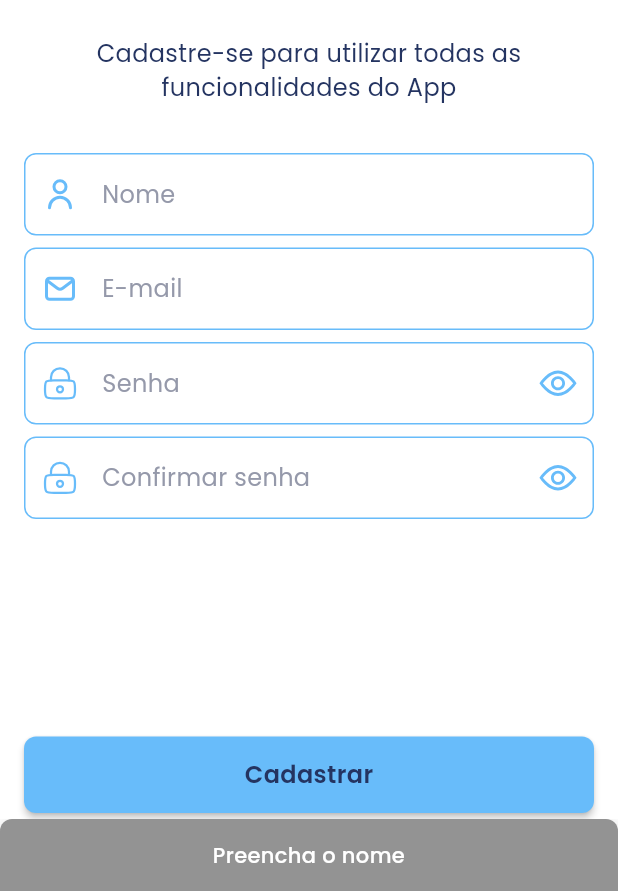
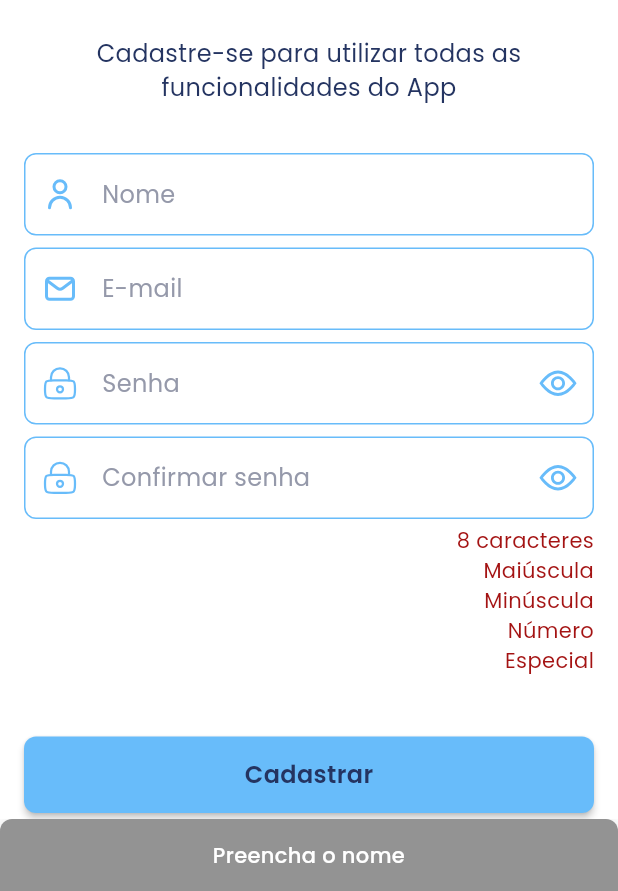
Before and after one commit to L-Mosca/movie_flutter_app, a Flutter app: the RegisterPage screen opened by its route, after a tap on "Cadastrar", on a phone screen of 412 x 824 dp, the part 345-1236 px from its top. Run offline on Flutter 3.47's test engine with Material 3 defaults, Android fonts, the phone set to English and light mode, and no system bars; our stand-ins replace flutter_bloc, flutter_svg, get_it, shared_preferences; accounts and stored records are empty; statements that could not run were skipped.

Commit message:
Feature: Add new register fields validations.

```diff
--- a/lib/data/local/shared_preferences/preferences_helper.dart
+++ b/lib/data/local/shared_preferences/preferences_helper.dart
@@ -1,4 +1,3 @@
-import 'package:flutter/material.dart';
 import 'package:movie_flutter_app/domain/models/settings/app_locale.dart';
 import 'package:movie_flutter_app/domain/models/user/user_data.dart';
 
--- a/lib/domain/models/user/register_body.dart
+++ b/lib/domain/models/user/register_body.dart
@@ -1,4 +1,5 @@
 import 'package:flutter/cupertino.dart';
+import 'package:movie_flutter_app/base/providers/color_token_provider.dart';
 import 'package:movie_flutter_app/domain/validators/register/register_validator_impl.dart';
 import 'package:movie_flutter_app/localization/delegate/localization_extensions.dart';
 
@@ -36,6 +37,10 @@ extension RegisterBodyExtensions on RegisterBody? {
     switch (errorCode) {
       case RegisterValidatorImpl.emptyName:
         return context.strings.emptyName;
+      case RegisterValidatorImpl.invalidNameMinChar:
+        return context.strings.nameMinChar;
+      case RegisterValidatorImpl.invalidNameMaxChar:
+        return context.strings.nameMaxChar;
       case RegisterValidatorImpl.emptyEmail:
         return context.strings.emptyEmail;
       case RegisterValidatorImpl.invalidEmail:
@@ -47,7 +52,47 @@ extension RegisterBodyExtensions on RegisterBody? {
       case RegisterValidatorImpl.invalidPassword:
         return context.strings.invalidPassword;
       default:
-        return context.strings.emptyName;
+        return context.strings.typeAllFields;
     }
   }
+
+  Color getPasswordMinCharColor(BuildContext context, List<int> errorList) {
+    if (errorList.contains(RegisterValidatorImpl.passwordMinChar)) {
+      return context.colors.error;
+    }
+
+    return context.colors.success;
+  }
+
+  Color getPasswordUpperLetterColor(BuildContext context, List<int> errorList) {
+    if (errorList.contains(RegisterValidatorImpl.passwordUpperLetter)) {
+      return context.colors.error;
+    }
+
+    return context.colors.success;
+  }
+
+  Color getPasswordLowerLetterColor(BuildContext context, List<int> errorList) {
+    if (errorList.contains(RegisterValidatorImpl.passwordLowerLetter)) {
+      return context.colors.error;
+    }
+
+    return context.colors.success;
+  }
+
+  Color getPasswordNumberColor(BuildContext context, List<int> errorList) {
+    if (errorList.contains(RegisterValidatorImpl.passwordNumber)) {
+      return context.colors.error;
+    }
+
+    return context.colors.success;
+  }
+
+  Color getPasswordSpecialCharColor(BuildContext context, List<int> errorList) {
+    if (errorList.contains(RegisterValidatorImpl.passwordSpecialChar)) {
+      return context.colors.error;
+    }
+
+    return context.colors.success;
+  }
 }
--- a/lib/domain/validators/register/register_validator.dart
+++ b/lib/domain/validators/register/register_validator.dart
@@ -1,5 +1,5 @@
 import 'package:movie_flutter_app/domain/models/user/register_body.dart';
 
 abstract interface class RegisterValidator {
-  int? validateRegisterFields({required RegisterBody? body});
+  List<int> validateRegisterFields({required RegisterBody? body});
 }
--- a/lib/domain/validators/register/register_validator_impl.dart
+++ b/lib/domain/validators/register/register_validator_impl.dart
@@ -1,33 +1,82 @@
 import 'package:movie_flutter_app/domain/models/user/register_body.dart';
 import 'package:movie_flutter_app/domain/validators/register/register_validator.dart';
+import 'package:movie_flutter_app/presentation/pages/register/bloc/register_state.dart';
 import 'package:movie_flutter_app/utils/constants/app_constants.dart';
 
 class RegisterValidatorImpl implements RegisterValidator {
   static const int emptyName = 1;
-  static const int emptyEmail = 2;
-  static const int invalidEmail = 3;
-  static const int emptyPassword = 4;
-  static const int emptyConfirmPassword = 5;
-  static const int invalidPassword = 6;
+  static const int invalidNameMinChar = 2;
+  static const int invalidNameMaxChar = 3;
+  static const int emptyEmail = 4;
+  static const int invalidEmail = 5;
+  static const int emptyPassword = 6;
+  static const int emptyConfirmPassword = 7;
+  static const int invalidPassword = 8;
+
+  static const int passwordMinChar = 10;
+  static const int passwordUpperLetter = 11;
+  static const int passwordLowerLetter = 12;
+  static const int passwordNumber = 13;
+  static const int passwordSpecialChar = 14;
 
   @override
-  int? validateRegisterFields({required RegisterBody? body}) {
-    if (body == null) return emptyName;
+  List<int> validateRegisterFields({required RegisterBody? body}) {
+    final errors = <int>[];
+
+    if (body == null) return RegisterState.defaultErrorList;
 
     final name = body.name ?? "";
     final email = body.email ?? "";
     final password = body.password ?? "";
     final confirmPassword = body.confirmPassword ?? "";
 
-    if (name.isEmpty) return emptyName;
+    errors.addAll(_validateName(name));
+    errors.addAll(_validateEmail(email));
+    errors.addAll(_validatePassword(password, confirmPassword));
 
-    if (email.isEmpty) return emptyEmail;
-    if (!AppConstants.emailRegex.hasMatch(email)) return invalidEmail;
+    return errors;
+  }
 
-    if (password.isEmpty) return emptyPassword;
-    if (confirmPassword.isEmpty) return emptyConfirmPassword;
-    if (password != confirmPassword) return invalidPassword;
+  List<int> _validateName(String name) {
+    final errors = <int>[];
+    if (name.isEmpty) errors.add(emptyName);
+    if (name.length <= 2) errors.add(invalidNameMinChar);
+    if (name.length >= 50) errors.add(invalidNameMaxChar);
+    return errors;
+  }
 
-    return null;
+  List<int> _validateEmail(String email) {
+    final errors = <int>[];
+    if (email.isEmpty) errors.add(emptyEmail);
+    if (!AppConstants.emailRegex.hasMatch(email)) {
+      errors.add(invalidEmail);
+    }
+    return errors;
+  }
+
+  List<int> _validatePassword(String password, String confirmPassword) {
+    final errors = <int>[];
+
+    if (password.isEmpty) errors.add(emptyPassword);
+
+    if (confirmPassword.isEmpty) errors.add(emptyConfirmPassword);
+
+    if (password.length < 8) errors.add(passwordMinChar);
+    if (!AppConstants.lowerLetterRegex.hasMatch(password)) {
+      errors.add(passwordLowerLetter);
+    }
+    if (!AppConstants.upperLetterRegex.hasMatch(password)) {
+      errors.add(passwordUpperLetter);
+    }
+    if (!AppConstants.numberRegex.hasMatch(password)) {
+      errors.add(passwordNumber);
+    }
+    if (!AppConstants.specialCharRegex.hasMatch(password)) {
+      errors.add(passwordSpecialChar);
+    }
+
+    if (password != confirmPassword) errors.add(invalidPassword);
+
+    return errors;
   }
 }
--- a/lib/localization/strings/app_localization.dart
+++ b/lib/localization/strings/app_localization.dart
@@ -14,10 +14,18 @@ abstract class AppLocalization {
   String get registerError;
   String get registerSuccess;
   String get emptyName;
+  String get nameMinChar;
+  String get nameMaxChar;
   String get emptyEmail;
   String get invalidEmail;
   String get emptyPasswords;
   String get invalidPassword;
+  String get eightChar;
+  String get upperLetter;
+  String get lowerLetter;
+  String get number;
+  String get special;
+  String get typeAllFields;
 
   // Login Page
   String get signInToContinue;
--- a/lib/localization/strings/en_us/en_us.dart
+++ b/lib/localization/strings/en_us/en_us.dart
@@ -16,10 +16,18 @@ class EnUs extends AppLocalization {
   @override String get registerError => "An error occurred during registration";
   @override String get registerSuccess => "Registration completed successfully";
   @override String get emptyName => "Enter your name";
+  @override String get nameMinChar => "Name must be at least 3 characters long";
+  @override String get nameMaxChar => "Name must be at most 50 characters long";
   @override String get emptyEmail => "Enter your email";
   @override String get invalidEmail => "Invalid email";
   @override String get emptyPasswords => "Fill in the password fields";
   @override String get invalidPassword => "Invalid passwords";
+  @override String get eightChar => "8 characters";
+  @override String get upperLetter => "Uppercase";
+  @override String get lowerLetter => "Lowercase";
+  @override String get number => "Number";
+  @override String get special => "Special";
+  @override String get typeAllFields => "Please fill in all fields correctly";
 
   // Login page
   @override String get signInToContinue => "Sign in to continue";
--- a/lib/localization/strings/pt_br/pt_br.dart
+++ b/lib/localization/strings/pt_br/pt_br.dart
@@ -16,10 +16,18 @@ class PtBr extends AppLocalization {
   @override String get registerError => "Ocorreu um erro no cadastro";
   @override String get registerSuccess => "Cadastro realizado com sucesso";
   @override String get emptyName => "Preencha o nome";
+  @override String get nameMinChar => "Nome deve possuir pelo menos 3 caracteres";
+  @override String get nameMaxChar => "Nome deve possuir no máximo 50 caracteres";
   @override String get emptyEmail => "Preencha o e-mail";
   @override String get invalidEmail => "E-mail inválido";
   @override String get emptyPasswords => "Preencha os campos de senha";
   @override String get invalidPassword => "Senhas inválidas";
+  @override String get eightChar => "8 caracteres";
+  @override String get upperLetter => "Maiúscula";
+  @override String get lowerLetter => "Minúscula";
+  @override String get number => "Número";
+  @override String get special => "Especial";
+  @override String get typeAllFields => "Preencha todos os campos corretamente";
 
   // Login Page
   @override String get signInToContinue => "Entre para continuar";
@@ -47,10 +55,4 @@ class PtBr extends AppLocalization {
   @override String get anErrorOccurred => "Ocorreu um erro";
   @override String get fetchMovieError => "Ocorreu um erro ao tentar buscar pelos seus filmes, tente novamente mais tarde";
   @override String get reload => "Recarregar";
-  /*String get searchMovie;
-  String get movieNotFound;
-  String get nonMatchResponse;
-  String get anErrorOccurred;
-  String get fetchMovieError;
-  String get reload;*/
 }
--- a/lib/presentation/base_widgets/base_text_field.dart
+++ b/lib/presentation/base_widgets/base_text_field.dart
@@ -18,6 +18,7 @@ class BaseTextField extends StatefulWidget {
     this.borderWidth,
     this.keyboardType,
     this.maxLines,
+    this.maxLength,
     this.onSubmitted,
     this.controller,
     this.focusNode,
@@ -56,6 +57,7 @@ class BaseTextField extends StatefulWidget {
   final double? borderWidth;
   final TextInputType? keyboardType;
   final int? maxLines;
+  final int? maxLength;
   final void Function(String)? onSubmitted;
   final TextEditingController? controller;
   final FocusNode? focusNode;
@@ -126,6 +128,7 @@ class _BaseTextFieldState extends State<BaseTextField> {
       decoration: _hintStyle(textStyle, isDarkMode),
       onChanged: _onTextChanged,
       maxLines: widget.maxLines,
+      maxLength: widget.maxLength,
       keyboardType: widget.keyboardType ?? TextInputType.text,
       textInputAction: widget.textInputAction ?? TextInputAction.next,
       onSubmitted: widget.onSubmitted,
--- a/lib/presentation/pages/login/bloc/login_state.dart
+++ b/lib/presentation/pages/login/bloc/login_state.dart
@@ -31,25 +31,25 @@ class LoginState implements Copyable<LoginState> {
     LoginListener? listener,
     LoginBody? body,
     bool? showLoading,
-    int? errorCode,
+    int? errorList,
   }) {
     return LoginState(
       listener: listener ?? this.listener,
       body: body ?? this.body,
       showLoading: showLoading ?? this.showLoading,
-      errorCode: errorCode ?? this.errorCode,
+      errorCode: errorList ?? this.errorCode,
     );
   }
 
   LoginState isLoading(bool isLoading) => copyWith(showLoading: isLoading);
 
   LoginState showInvalidData(int code) =>
-      copyWith(listener: LoginListener.invalidData, errorCode: code);
+      copyWith(listener: LoginListener.invalidData, errorList: code);
 
   LoginState get loginError => copyWith(listener: LoginListener.loginError);
 
   LoginState get loginSuccess => copyWith(listener: LoginListener.loginSuccess);
 
   LoginState get resetListener =>
-      copyWith(listener: LoginListener.nothing, errorCode: -1);
+      copyWith(listener: LoginListener.nothing, errorList: -1);
 }
--- a/lib/presentation/pages/register/bloc/register_bloc.dart
+++ b/lib/presentation/pages/register/bloc/register_bloc.dart
@@ -22,8 +22,9 @@ class RegisterBloc extends BaseBloc<RegisterEvent, RegisterState> {
 
   void _init(RegisterInitEvent event, Emitter<RegisterState> emitter) async {
     final newBody = RegisterBody.buildDefault();
+    final errorList = RegisterState.defaultErrorList;
 
-    emitter(state.copyWith(body: newBody));
+    emitter(state.copyWith(body: newBody, errorList: errorList));
   }
 
   void _updateData(
@@ -31,7 +32,8 @@ class RegisterBloc extends BaseBloc<RegisterEvent, RegisterState> {
     Emitter<RegisterState> emitter,
   ) async {
     final newData = state.body?.updateData(newData: event.body);
-    emitter(state.copyWith(body: newData));
+    final errorList = registerValidator.validateRegisterFields(body: newData);
+    emitter(state.copyWith(body: newData, errorList: errorList));
   }
 
   void _signUp(
@@ -43,7 +45,7 @@ class RegisterBloc extends BaseBloc<RegisterEvent, RegisterState> {
         final body = state.body;
         final errorCode = registerValidator.validateRegisterFields(body: body);
 
-        if (errorCode != null) {
+        if (errorCode.isNotEmpty) {
           emitter(state.showErrorMessage(errorCode));
           return;
         } else {
--- a/lib/presentation/pages/register/bloc/register_state.dart
+++ b/lib/presentation/pages/register/bloc/register_state.dart
@@ -1,5 +1,6 @@
 import 'package:movie_flutter_app/base/state_management/copyable.dart';
 import 'package:movie_flutter_app/domain/models/user/register_body.dart';
+import 'package:movie_flutter_app/domain/validators/register/register_validator_impl.dart';
 
 enum RegisterListener { nothing, invalidData, registerSuccess, registerError }
 
@@ -9,14 +10,14 @@ class RegisterState implements Copyable<RegisterState> {
     this.body,
     this.showLoading = false,
     this.obscureText = true,
-    this.errorCode = -1,
+    this.errorList = const <int>[],
   });
 
   final RegisterListener listener;
   final RegisterBody? body;
   final bool showLoading;
   final bool obscureText;
-  final int errorCode;
+  final List<int> errorList;
 
   @override
   RegisterState copy() {
@@ -25,7 +26,7 @@ class RegisterState implements Copyable<RegisterState> {
       body: body,
       showLoading: showLoading,
       obscureText: obscureText,
-      errorCode: errorCode,
+      errorList: errorList,
     );
   }
 
@@ -35,21 +36,21 @@ class RegisterState implements Copyable<RegisterState> {
     RegisterBody? body,
     bool? showLoading,
     bool? obscureText,
-    int? errorCode,
+    List<int>? errorList,
   }) {
     return RegisterState(
       listener: listener ?? this.listener,
       body: body ?? this.body,
       showLoading: showLoading ?? this.showLoading,
       obscureText: obscureText ?? this.obscureText,
-      errorCode: errorCode ?? this.errorCode,
+      errorList: errorList ?? this.errorList,
     );
   }
 
   RegisterState isLoading(bool isLoading) => copyWith(showLoading: isLoading);
 
-  RegisterState showErrorMessage(int code) =>
-      copyWith(listener: RegisterListener.invalidData, errorCode: code);
+  RegisterState showErrorMessage(List<int> code) =>
+      copyWith(listener: RegisterListener.invalidData, errorList: code);
 
   RegisterState get registerError =>
       copyWith(listener: RegisterListener.registerError);
@@ -58,5 +59,21 @@ class RegisterState implements Copyable<RegisterState> {
       copyWith(listener: RegisterListener.registerSuccess);
 
   RegisterState get resetListener =>
-      copyWith(listener: RegisterListener.nothing, errorCode: -1);
+      copyWith(listener: RegisterListener.nothing);
+
+  static final defaultErrorList = <int>[
+    RegisterValidatorImpl.emptyName,
+    RegisterValidatorImpl.invalidNameMinChar,
+    RegisterValidatorImpl.invalidNameMaxChar,
+    RegisterValidatorImpl.emptyEmail,
+    RegisterValidatorImpl.invalidEmail,
+    RegisterValidatorImpl.emptyPassword,
+    RegisterValidatorImpl.emptyConfirmPassword,
+    RegisterValidatorImpl.invalidPassword,
+    RegisterValidatorImpl.passwordMinChar,
+    RegisterValidatorImpl.passwordUpperLetter,
+    RegisterValidatorImpl.passwordLowerLetter,
+    RegisterValidatorImpl.passwordNumber,
+    RegisterValidatorImpl.passwordSpecialChar,
+  ];
 }
--- a/lib/presentation/pages/register/register_page.dart
+++ b/lib/presentation/pages/register/register_page.dart
@@ -51,11 +51,11 @@ class RegisterPage extends StatelessWidget {
                     RegisterSubtitle(),
                     RegisterFields(
                       updateData: (data) => _updateFieldsData(context, data),
-                      onChangeVisibilityPressed:
-                          () => _updateVisibility(context),
+                      onChangeVisibilityPressed: () => _updateVisibility(context),
                       onSubmitted: () => _onSignUpPressed(context),
                       body: state.body,
                       obscureText: state.obscureText,
+                      errorList: state.errorList,
                     ),
                   ],
                 ),
@@ -105,7 +105,7 @@ class RegisterPage extends StatelessWidget {
 
   void _showInvalidDataMessage(BuildContext context, RegisterState state) {
     if (state.listener == RegisterListener.invalidData) {
-      final message = state.body.getErrorMessage(context, state.errorCode);
+      final message = state.body.getErrorMessage(context, state.errorList.first);
       context.showShortSnackBar(message: message);
 
       context.read<RegisterBloc>().add(RegisterResetListener());
--- /dev/null
+++ b/lib/presentation/pages/register/widgets/text_fields/password_summary/password_summary_item.dart
@@ -0,0 +1,23 @@
+import 'package:flutter/material.dart';
+import 'package:movie_flutter_app/presentation/base_widgets/base_text.dart';
+import 'package:movie_flutter_app/utils/constants/dimensions.dart';
+
+class PasswordSummaryItem extends StatelessWidget {
+  const PasswordSummaryItem({
+    super.key,
+    required this.title,
+    required this.fontColor,
+  });
+
+  final String title;
+  final Color fontColor;
+
+  @override
+  Widget build(BuildContext context) {
+    return BaseText(
+      text: title,
+      fontSize: Dimensions.fontSmall,
+      fontColor: fontColor,
+    );
+  }
+}
--- /dev/null
+++ b/lib/presentation/pages/register/widgets/text_fields/password_summary/register_password_summary.dart
@@ -0,0 +1,49 @@
+import 'package:flutter/material.dart';
+import 'package:movie_flutter_app/domain/models/user/register_body.dart';
+import 'package:movie_flutter_app/localization/delegate/localization_extensions.dart';
+import 'package:movie_flutter_app/presentation/pages/register/widgets/text_fields/password_summary/password_summary_item.dart';
+import 'package:movie_flutter_app/utils/constants/dimensions.dart';
+
+class RegisterPasswordSummary extends StatelessWidget {
+  const RegisterPasswordSummary({
+    super.key,
+    required this.body,
+    required this.errorList,
+  });
+
+  final RegisterBody? body;
+  final List<int> errorList;
+
+  @override
+  Widget build(BuildContext context) {
+    return Container(
+      width: double.infinity,
+      margin: const EdgeInsets.only(bottom: Dimensions.marginLarge, top: 4.0),
+      child: Column(
+        crossAxisAlignment: CrossAxisAlignment.end,
+        children: [
+          PasswordSummaryItem(
+            title: context.strings.eightChar,
+            fontColor: body.getPasswordMinCharColor(context, errorList),
+          ),
+          PasswordSummaryItem(
+            title: context.strings.upperLetter,
+            fontColor: body.getPasswordUpperLetterColor(context, errorList),
+          ),
+          PasswordSummaryItem(
+            title: context.strings.lowerLetter,
+            fontColor: body.getPasswordLowerLetterColor(context, errorList),
+          ),
+          PasswordSummaryItem(
+            title: context.strings.number,
+            fontColor: body.getPasswordNumberColor(context, errorList),
+          ),
+          PasswordSummaryItem(
+            title: context.strings.special,
+            fontColor: body.getPasswordSpecialCharColor(context, errorList),
+          ),
+        ],
+      ),
+    );
+  }
+}
--- a/lib/presentation/pages/register/widgets/text_fields/register_fields.dart
+++ b/lib/presentation/pages/register/widgets/text_fields/register_fields.dart
@@ -4,6 +4,7 @@ import 'package:movie_flutter_app/presentation/pages/register/widgets/text_field
 import 'package:movie_flutter_app/presentation/pages/register/widgets/text_fields/register_email_field.dart';
 import 'package:movie_flutter_app/presentation/pages/register/widgets/text_fields/register_name_field.dart';
 import 'package:movie_flutter_app/presentation/pages/register/widgets/text_fields/register_password_field.dart';
+import 'package:movie_flutter_app/presentation/pages/register/widgets/text_fields/password_summary/register_password_summary.dart';
 import 'package:movie_flutter_app/utils/constants/dimensions.dart';
 
 class RegisterFields extends StatefulWidget {
@@ -14,6 +15,7 @@ class RegisterFields extends StatefulWidget {
     required this.onSubmitted,
     required this.body,
     required this.obscureText,
+    required this.errorList,
   });
 
   final void Function(RegisterBody) updateData;
@@ -21,6 +23,7 @@ class RegisterFields extends StatefulWidget {
   final void Function() onSubmitted;
   final RegisterBody? body;
   final bool obscureText;
+  final List<int> errorList;
 
   @override
   State<RegisterFields> createState() => _RegisterFieldsState();
@@ -56,6 +59,10 @@ class _RegisterFieldsState extends State<RegisterFields> {
           obscureText: widget.obscureText,
           focusNode: _focusNode,
         ),
+        RegisterPasswordSummary(
+          body: widget.body,
+          errorList: widget.errorList,
+        ),
         const SizedBox(height: Dimensions.marginLarge),
       ],
     );
--- a/lib/presentation/pages/register/widgets/text_fields/register_name_field.dart
+++ b/lib/presentation/pages/register/widgets/text_fields/register_name_field.dart
@@ -23,6 +23,8 @@ class RegisterNameField extends StatelessWidget {
       onTextChanged: onChanged,
       textInputAction: TextInputAction.next,
       keyboardType: TextInputType.name,
+      maxLines: 1,
+      maxLength: 50,
       prefixIcon: IconButton(
         onPressed: null,
         icon: BaseSvgIcon(
--- a/lib/presentation/pages/settings/settings_page.dart
+++ b/lib/presentation/pages/settings/settings_page.dart
@@ -1,7 +1,6 @@
 import 'package:flutter/material.dart';
 import 'package:flutter_bloc/flutter_bloc.dart';
 import 'package:movie_flutter_app/base/providers/localization_provider.dart';
-import 'package:movie_flutter_app/base/providers/theme_provider.dart';
 import 'package:movie_flutter_app/domain/models/settings/app_locale.dart';
 import 'package:movie_flutter_app/presentation/base_widgets/base_page.dart';
 import 'package:movie_flutter_app/presentation/pages/settings/bloc/settings_bloc.dart';
--- a/lib/presentation/theme/colors/color_tokens.dart
+++ b/lib/presentation/theme/colors/color_tokens.dart
@@ -7,6 +7,7 @@ abstract class ColorToken {
   Color get accent;
   Color get text;
   Color get error;
+  Color get success;
 
   Color get border;
   Color get borderFocused;
@@ -45,6 +46,7 @@ class LightColorToken implements ColorToken {
   @override Color get background => AppColors.lightBackground;
   @override Color get text => AppColors.fontLight;
   @override Color get error => AppColors.errorLight;
+  @override Color get success => AppColors.green;
 
   @override Color get border => AppColors.borderLight;
   @override Color get borderFocused => AppColors.borderLight;
@@ -83,6 +85,7 @@ class DarkColorToken implements ColorToken {
   @override Color get background => AppColors.darkBackground;
   @override Color get text => AppColors.fontDark;
   @override Color get error => AppColors.errorDark;
+  @override Color get success => AppColors.green;
 
   @override Color get border => AppColors.borderDark;
   @override Color get borderFocused => AppColors.borderDark;
--- a/lib/utils/constants/app_constants.dart
+++ b/lib/utils/constants/app_constants.dart
@@ -16,6 +16,10 @@ class AppConstants {
   static RegExp emailRegex = RegExp(
     r"^[a-zA-Z0-9.a-zA-Z0-9!#$%&'*+-/=?^_`{|}~]+@[a-zA-Z0-9]+\.[a-zA-Z]+",
   );
+  static RegExp lowerLetterRegex = RegExp(r"[a-z]");
+  static RegExp upperLetterRegex = RegExp(r"[A-Z]");
+  static RegExp specialCharRegex = RegExp(r"[^a-zA-Z0-9\s]");
+  static RegExp numberRegex = RegExp(r"\d");
 
   // Settings Constants
   static const String useTermsUrl = "https://pub.dev/packages/url_launcher";
```
